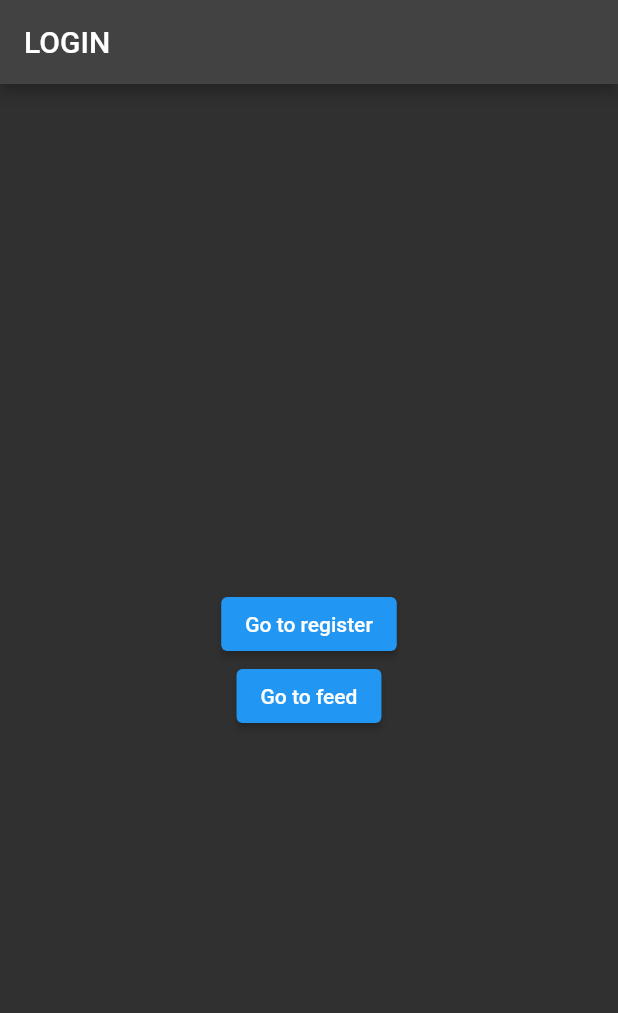
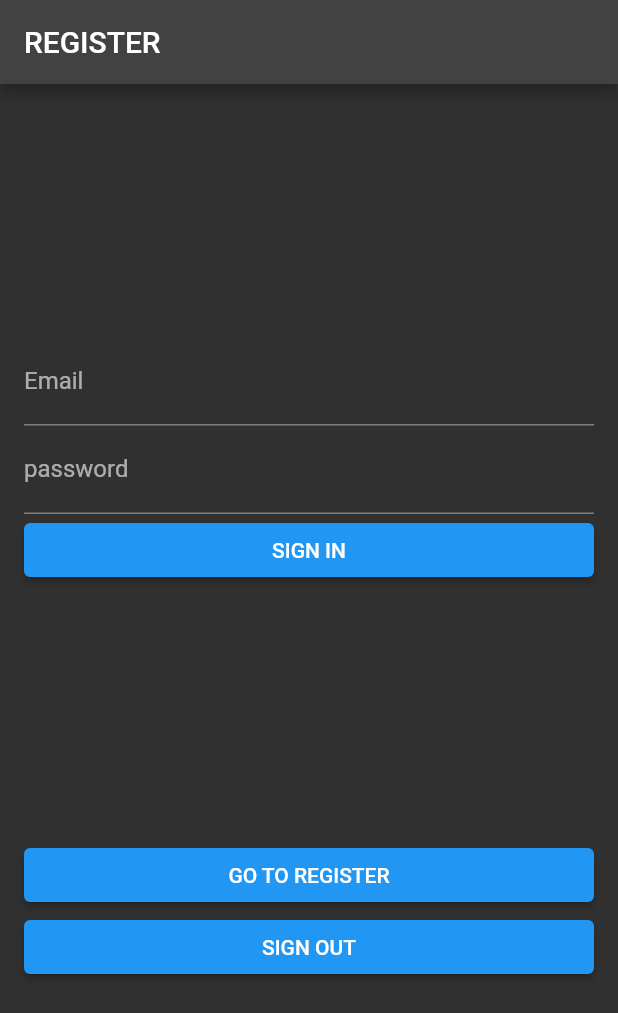
Before and after one commit to renzoventura/bememe, a Flutter app: the screen it shows after launch, on a phone screen of 412 x 824 dp. Shown: the top 1013 px of the screen. Run offline on Flutter 3.47's test engine with Material 2 defaults, Android fonts, the phone set to English and light mode, and no system bars; our stand-ins replace go_router, supabase_flutter; accounts and stored records are empty.

Commit message:
Implement login function

```diff
--- a/lib/components/primary_button.dart
+++ b/lib/components/primary_button.dart
@@ -8,11 +8,14 @@ class PrimaryButton extends StatelessWidget {
 
   @override
   Widget build(BuildContext context) {
-    return ElevatedButton(
-      onPressed: () {
-        onTap();
-      },
-      child: Text(text),
+    return SizedBox(
+      width: double.infinity,
+      child: ElevatedButton(
+        onPressed: () {
+          onTap();
+        },
+        child: Text(text.toUpperCase()),
+      ),
     );
   }
 }
--- a/lib/main.dart
+++ b/lib/main.dart
@@ -10,4 +10,4 @@ Future<void> main() async {
 final supabase = Supabase.instance.client;
 
 const supabaseUrl = 'https://dlbpvolnydaqoexyciiy.supabase.co';
-final supabaseKey = const String.fromEnvironment('SUPABASE_KEY');
+const supabaseKey = String.fromEnvironment('SUPABASE_KEY');
--- a/lib/screens/login/screens/login_screen.dart
+++ b/lib/screens/login/screens/login_screen.dart
@@ -1,8 +1,11 @@
 import 'package:bememe/components/primary_button.dart';
+import 'package:bememe/components/text_form.dart';
+import 'package:bememe/main.dart';
 import 'package:bememe/screens/feed_screen/screens/feed_screen.dart';
 import 'package:bememe/screens/register/screens/register_screen.dart';
 import 'package:flutter/material.dart';
 import 'package:go_router/go_router.dart';
+import 'package:supabase_flutter/supabase_flutter.dart';
 
 class LoginScreen extends StatefulWidget {
   static String path = "/";
@@ -13,16 +16,47 @@ class LoginScreen extends StatefulWidget {
 }
 
 class _LoginScreenState extends State<LoginScreen> {
+  TextEditingController email = TextEditingController();
+  TextEditingController password = TextEditingController();
+
+  @override
+  void dispose() {
+    email.dispose();
+    password.dispose();
+    super.dispose();
+  }
+
   @override
   Widget build(BuildContext context) {
     return Scaffold(
       appBar: AppBar(
-        title: const Text('LOGIN'),
+        title: const Text('REGISTER'),
       ),
       body: Center(
+        child: Padding(
+          padding: const EdgeInsets.symmetric(horizontal: 16),
           child: Column(
             mainAxisAlignment: MainAxisAlignment.center,
             children: <Widget>[
+              const Spacer(),
+              TextForm(
+                label: 'Email',
+                controller: email,
+              ),
+              TextForm(
+                label: 'password',
+                controller: password,
+              ),
+              PrimaryButton(
+                onTap: () async {
+                  final AuthResponse res = await supabase.auth.signInWithPassword(
+                    email: email.text,
+                    password: password.text,
+                  );
+                },
+                text: "Sign in",
+              ),
+              const Spacer(),
               PrimaryButton(
                 onTap: () {
                   context.pushNamed(RegisterScreen.path);
@@ -31,11 +65,13 @@ class _LoginScreenState extends State<LoginScreen> {
               ),
               PrimaryButton(
                 onTap: () {
-                context.pushNamed(FeedScreen.path);
+                  supabase.auth.signOut();
                 },
-              text: 'Go to feed',
+                text: 'Sign out',
               ),
+              const Spacer(),
             ],
+          ),
         ),
       ),
     );
--- a/lib/screens/register/screens/register_screen.dart
+++ b/lib/screens/register/screens/register_screen.dart
@@ -2,7 +2,6 @@ import 'package:bememe/components/primary_button.dart';
 import 'package:bememe/components/text_form.dart';
 import 'package:bememe/main.dart';
 import 'package:flutter/material.dart';
-import 'package:go_router/go_router.dart';
 import 'package:supabase_flutter/supabase_flutter.dart';
 
 class RegisterScreen extends StatefulWidget {
@@ -14,8 +13,16 @@ class RegisterScreen extends StatefulWidget {
 }
 
 class _RegisterScreenState extends State<RegisterScreen> {
-  TextEditingController userName = TextEditingController();
+  TextEditingController email = TextEditingController();
   TextEditingController password = TextEditingController();
+
+  @override
+  void dispose() {
+    // TODO: implement dispose
+    email.dispose();
+    password.dispose();
+    super.dispose();
+  }
 
   @override
   Widget build(BuildContext context) {
@@ -30,8 +37,8 @@ class _RegisterScreenState extends State<RegisterScreen> {
             mainAxisAlignment: MainAxisAlignment.center,
             children: <Widget>[
               TextForm(
-                label: 'Username',
-                controller: userName,
+                label: 'Email',
+                controller: email,
               ),
               TextForm(
                 label: 'password',
@@ -40,13 +47,9 @@ class _RegisterScreenState extends State<RegisterScreen> {
               PrimaryButton(
                 onTap: () async {
                   final AuthResponse res = await supabase.auth.signUp(
-                    email: userName.text,
+                    email: email.text,
                     password: password.text,
                   );
-                  final Session? session = res.session;
-                  print(session);
-                  final User? user = res.user;
-                  print(user);
                 },
                 text: "Register",
               ),
```
Lines whose indentation alone changed are shown as unchanged.
